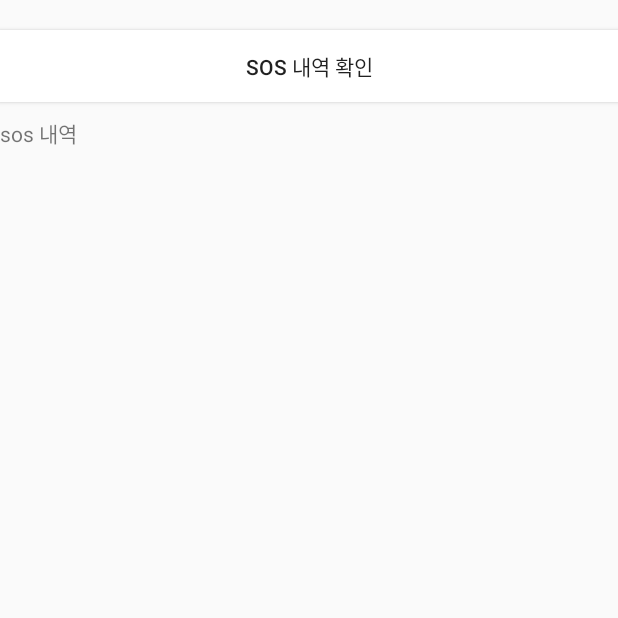
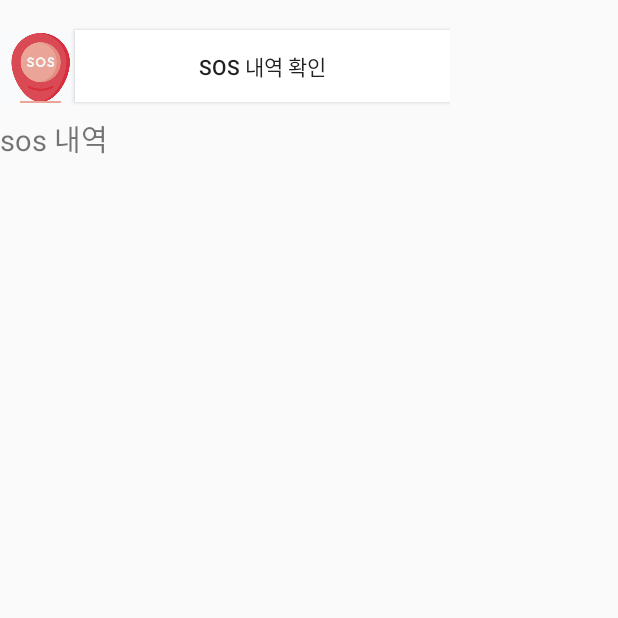
Before and after one commit to JiHyoni/ProjectUandI, an Android app: the SosListActivity screen opened directly, with no data from a screen before it, on a phone screen of 412 x 824 dp, the top half of it. Run offline under Robolectric (Android 15) with nearby library versions, the phone set to English and light mode, and no system bars.

Commit message:
Sos List Update

```diff
--- a/build.gradle
+++ b/build.gradle
@@ -28,6 +28,7 @@ dependencies {
     androidTestImplementation 'androidx.test.espresso:espresso-core:3.1.1'
     implementation 'com.google.android.material:material:1.1.0'
     implementation 'com.google.android.gms:play-services-auth:17.0.0'
+    implementation 'org.jsoup:jsoup:1.13.1'
     implementation group: project.KAKAO_SDK_GROUP, name: 'usermgmt', version: project.KAKAO_SDK_VERSION
 
 }
--- a/src/main/java/org/techtown/uiproject/soslist/SosListActivity.java
+++ b/src/main/java/org/techtown/uiproject/soslist/SosListActivity.java
@@ -3,20 +3,66 @@ package org.techtown.uiproject.soslist;
 import androidx.appcompat.app.AppCompatActivity;
 
 import android.os.Bundle;
+import android.os.Handler;
+import android.os.Message;
 import android.view.View;
+import android.widget.Button;
+import android.widget.TextView;
 
+import org.jsoup.Jsoup;
+import org.jsoup.nodes.Document;
+import org.jsoup.select.Elements;
 import org.techtown.uiproject.R;
 
+import java.io.IOException;
+
 public class SosListActivity extends AppCompatActivity {
+    TextView tv_sos;
+    Button btn_sos;
+    String url = "http://192.168.2.210:8090/jspbook/jspbook/sos/main.jsp"; // ip주소 실행환경에 맞게 계속 변경해줘야됨 ... 이건 누구나
+    String msg ;
+    final Bundle bundle = new Bundle();
 
     @Override
     protected void onCreate(Bundle savedInstanceState) {
         super.onCreate(savedInstanceState);
         setContentView(R.layout.activity_sos_list);
+
+        tv_sos = findViewById(R.id.tv_sos);
+        btn_sos = findViewById(R.id.btn_sos);
+
+        btn_sos.setOnClickListener(new View.OnClickListener() {
+            @Override
+            public void onClick(View view) {
+                new Thread(){
+                    @Override
+                    public void run() {
+                        Document doc = null;
+                        try {
+                            doc = Jsoup.connect(url).get();
+                            Elements elements = doc.select("li"); // 시간, 원하는 부분 태그로 가져오기 !
+
+                            msg = elements.text();
+                            bundle.putString("message", msg);  //핸들러를 이용해서 Thread()에서 가져온 데이터를 메인스레드에게 보내주기
+
+                            Message msg = handler.obtainMessage();
+                            msg.setData(bundle);
+                            handler.sendMessage(msg);
+                            bundle.getBundle("message");
+
+                        } catch (IOException e) {
+                            e.printStackTrace();
+                        }
+                    }
+                }.start();
+            }
+        });
+            }
+    Handler handler = new Handler(){
+        @Override
+        public void handleMessage(Message msg) {
+            Bundle bundle = msg.getData();
+            tv_sos.setText(bundle.getString("message"));
+        }
+    };
     }
-    //버튼 클릭시 보여지는 화면에 관련된 코드
-    public  void onClick(View v){
-        finish();
-    }
-
-}
--- a/src/main/res/layout/activity_sos_list.xml
+++ b/src/main/res/layout/activity_sos_list.xml
@@ -1,19 +1,33 @@
 <?xml version="1.0" encoding="utf-8"?>
 <LinearLayout xmlns:android="http://schemas.android.com/apk/res/android"
+    xmlns:app="http://schemas.android.com/apk/res-auto"
     xmlns:tools="http://schemas.android.com/tools"
     android:layout_width="match_parent"
     android:layout_height="match_parent"
     android:orientation="vertical"
     tools:context=".soslist.SosListActivity">
+    <LinearLayout
+        android:layout_width="wrap_content"
+        android:layout_height="wrap_content"
+        android:orientation="horizontal">
+
+        <ImageView
+            android:id="@+id/imageView4"
+            android:layout_width="50dp"
+            android:layout_height="50dp"
+            android:layout_marginTop="20dp"
+            app:srcCompat="@drawable/sos" />
 
         <Button
-        android:id="@+id/sosbutton"
-        android:layout_width="match_parent"
+            android:id="@+id/btn_sos"
+            android:layout_width="250dp"
             android:layout_height="wrap_content"
             android:layout_marginTop="20dp"
             android:layout_marginBottom="10dp"
             android:background="@color/colorPrimaryDark"
             android:text="sos 내역 확인" />
+    </LinearLayout>
+
 
     <ScrollView
         android:layout_width="match_parent"
@@ -25,10 +39,12 @@
             android:orientation="vertical" >
 
             <TextView
-                android:id="@+id/textView8"
+                android:id="@+id/tv_sos"
                 android:layout_width="match_parent"
                 android:layout_height="wrap_content"
-                android:text="sos 내역" />
+                android:textSize="19sp"
+                android:text="sos 내역"
+                 />
         </LinearLayout>
     </ScrollView>
 </LinearLayout>
```
Also changed, not shown: src/main/res/drawable-v24/sos.PNG (added), 1 other file. Lines whose indentation alone changed are shown as unchanged.
